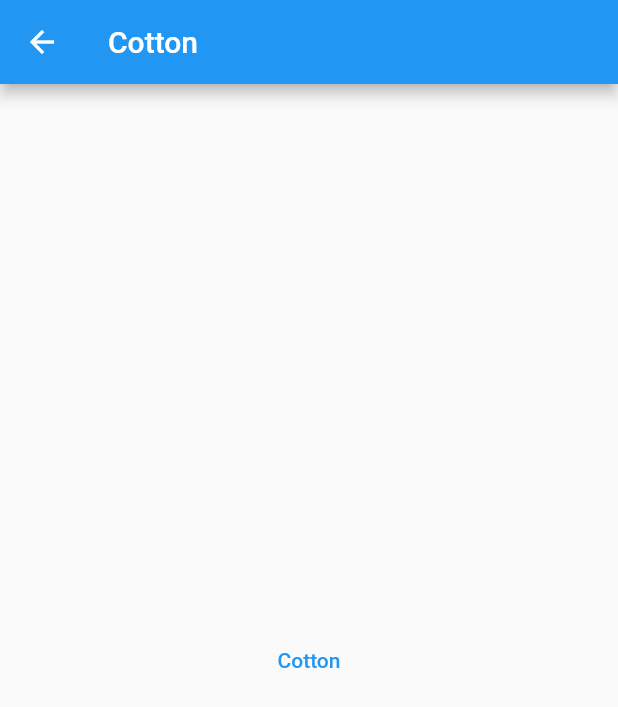
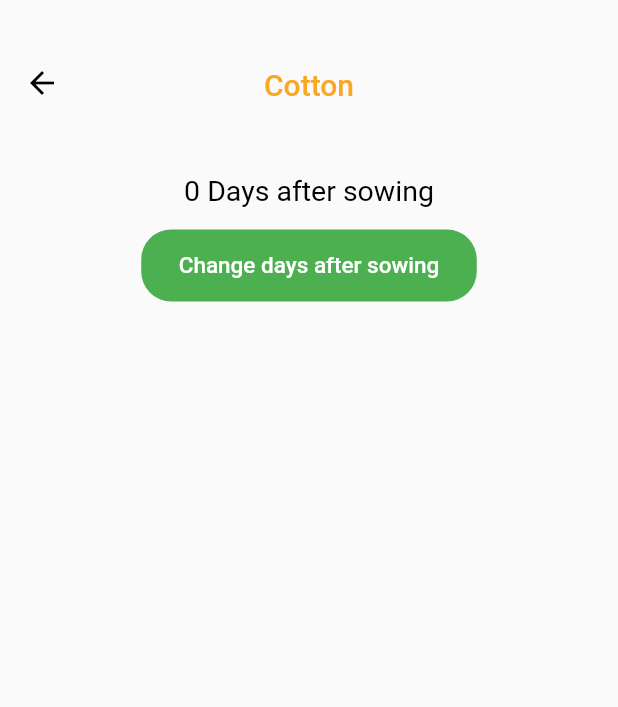
Before and after one commit to AsishGokarakonda/Flutter-Crop-Detection, a Flutter app: the CottonCropHome screen opened by its route, on a phone screen of 412 x 824 dp. Shown: the top 707 px of the screen. Run offline on Flutter 3.47's test engine with Material 2 defaults, Android fonts, the phone set to English and light mode, and no system bars; our stand-ins replace awesome_notifications, flutter_secure_storage, font_awesome_flutter, get, google_fonts, google_maps_flutter and 5 more; missing offline and left inert: dart:ffi; accounts and stored records are empty.

Commit message:
taking each crop day after sowing input

```diff
--- a/lib/screens/cropchoice/cottonchoice/cotton_home.dart
+++ /dev/null
@@ -1,28 +0,0 @@
-import 'package:flutter/material.dart';
-import '../../../utils/notification_api.dart';
-import 'package:awesome_notifications/awesome_notifications.dart';
-class CottonCropHome extends StatefulWidget {
-  const CottonCropHome({super.key});
-
-  @override
-  State<CottonCropHome> createState() => _CottonCropHomeState();
-}
-
-class _CottonCropHomeState extends State<CottonCropHome> {
-  @override
-  Widget build(BuildContext context) {
-    return Scaffold(
-      appBar: AppBar(
-        title: const Text('Cotton'),
-      ),
-      body: Center(
-        child: TextButton(onPressed: () async {
-           await NotificationService.showNotification(
-                  title: "Title of the notification",
-                  body: "Body of the notification",
-                );
-        }, child: Text('Cotton')),
-      ),
-    );
-  }
-}
--- /dev/null
+++ b/lib/screens/crophealth/cottonhealth/cotton_home.dart
@@ -0,0 +1,119 @@
+import 'package:flutter/material.dart';
+import '../../../utils/notification_api.dart';
+import 'package:awesome_notifications/awesome_notifications.dart';
+import 'package:crop_recommend/utils/api.dart';
+
+import '../../../utils/routes.dart';
+
+class CottonCropHome extends StatefulWidget {
+  const CottonCropHome({super.key});
+
+  @override
+  State<CottonCropHome> createState() => _CottonCropHomeState();
+}
+
+class _CottonCropHomeState extends State<CottonCropHome> {
+  @override
+  Widget build(BuildContext context) {
+    return Scaffold(
+      appBar: AppBar(
+        // back button color
+        iconTheme: const IconThemeData(color: Colors.black),
+        //increase the height of the appbar
+        toolbarHeight: 110,
+        // give border color to the appbar
+        backgroundColor: Colors.transparent,
+        elevation: 0,
+        // center title
+        centerTitle: true,
+        // caption below title
+
+        title: Column(children: [
+          const SizedBox(
+            height: 10,
+          ),
+          Text(
+            'Cotton',
+            style: TextStyle(color: Colors.yellow[800], fontSize: 20),
+          ),
+          SizedBox(
+            height: 7,
+          ),
+        ]),
+      ),
+      body:
+          // show day after sowing from api.dart
+
+          // Text( 'Day after sowing: 10 days', style: TextStyle(color: Colors.black, fontSize: 20),),
+
+          // give an option to change day after sowing
+
+          Container(
+        // center the container
+        alignment: Alignment.center,
+        padding: const EdgeInsets.all(6),
+        child: Column(children: [
+          Text(
+            '${CropHealthselection.dayaftersowing['Cotton']} Days after sowing',
+            style: TextStyle(color: Colors.black, fontSize: 19),
+          ),
+          SizedBox(
+            height: 15,
+          ),
+          TextButton(
+              style: TextButton.styleFrom(
+                  padding:
+                      const EdgeInsets.symmetric(horizontal: 25, vertical: 15),
+                  backgroundColor: Colors.green[500],
+                  shape: const RoundedRectangleBorder(
+                      borderRadius: BorderRadius.all(Radius.circular(20)))),
+              onPressed: () {
+                showDialog(
+                    context: context,
+                    builder: (BuildContext context) {
+                      return AlertDialog(
+                        title: const Text('Enter the days after sowing'),
+                        content: TextField(
+                          keyboardType: TextInputType.number,
+                          // show input cant be empty if user presses ok without entering anything
+
+                          onChanged: (value) {
+                            // change the day after sowing
+                            if (value != null) {
+                              setState(() {
+                                CropHealthselection.dayaftersowing['Cotton'] =
+                                    int.parse(value);
+                              });
+                            }
+                            //  show input cant be empty if user presses ok without entering anything
+                          },
+                        ),
+                        actions: [
+                          TextButton(
+                              onPressed: () {
+                                Navigator.of(context).pop();
+                              },
+
+                              child: const Text('OK'))
+                        ],
+                      );
+                    });
+              },
+              child: const Text(
+                'Change days after sowing',
+                style: TextStyle(color: Colors.white, fontSize: 15),
+              )),
+        ]),
+      ),
+
+      // TextButton(onPressed: () async {
+      //    await NotificationService.showNotification(
+      //           title: "Title of the notification",
+      //           body: "Body of the notification",
+      //           scheduled: true,
+      //           interval: 5
+      //         );
+      // }, child: Text('Cotton')),
+    );
+  }
+}
--- a/lib/utils/api.dart
+++ b/lib/utils/api.dart
@@ -1,10 +1,12 @@
+import 'dart:ffi';
+
 class APILoad{
   static String api = 'http://10.196.10.102:8000';
   // this should be the ip address of the machine where the server is running.
   // for simplicity connect phone and laptop to same wifi and use the ip address of the laptop
 }
 
-class Cropchoiceselection{
+class CropHealthselection{
   static List selectedcrops = [];
   static  Map<String, bool> cropsbool = {
     'Cotton': false,
@@ -13,6 +15,15 @@ class Cropchoiceselection{
     'Sugarcane': false,
     'Wheat': false,
     'Potato': false,
+  };
+  // Map for day after sowing for each crop
+  static Map<String, int> dayaftersowing = {
+    'Cotton': 0,
+    'Banana': 0,
+    'Tomato': 0,
+    'Sugarcane': 0,
+    'Wheat': 0,
+    'Potato': 0,
   };
 }
 
--- a/lib/utils/routes.dart
+++ b/lib/utils/routes.dart
@@ -14,9 +14,10 @@ class MyRoutes {
   static String allusersRoute = '/allusers';
   static String usermapsRoute = '/usermaps';
   static String addFieldRoute = '/addfield';
-  static String cropchoice = '/cropchoice';
+  static String crophealth = '/crophealth';
   static String selectavailablecrops = '/selectavailablecrops';
-  static String cottonchoicehome = '/cottonchoicehome';
+  static String cottonhealthhome = '/cottonhealthhome';
+  static String bananahealthhome = '/bananahealthhome';
   static String diseasecheckcrop = '/diseasecheckcrop';
   static String settingsRoute = '/settings';
 }
--- a/pubspec.yaml
+++ b/pubspec.yaml
@@ -74,7 +74,7 @@ flutter:
     - assets/home/
     - images/crops/
     - assets/profile/
-    - assets/cropchoice/
+    - assets/crophealth/
   # An image asset can refer to one or more resolution-specific "variants", see
   # https://flutter.dev/assets-and-images/#resolution-aware
 
```
Also changed, not shown: lib/main.dart (+9 -6 lines), lib/screens/crophealth/cottonhealth/banana_home.dart (added, +24 -0 lines), lib/screens/crophealth/crophealth_home.dart (renamed from lib/screens/cropchoice/cropchoice_home.dart, +56 -56 lines), lib/screens/crophealth/selectedcrops.dart (renamed from lib/screens/cropchoice/selectedcrops.dart, +95 -75 lines), lib/screens/home/all_home_page.dart (+5 -3 lines), assets/crophealth/Banana.png (renamed from assets/cropchoice/Banana.png), assets/crophealth/Cotton.png (renamed from assets/cropchoice/Cotton.png), assets/crophealth/Potato.png (renamed from assets/cropchoice/Potato.png), assets/crophealth/Sugarcane.png (renamed from assets/cropchoice/Sugarcane.png), assets/crophealth/Tomato.png (renamed from assets/cropchoice/Tomato.png), assets/crophealth/Wheat.png (renamed from assets/cropchoice/Wheat.png).
